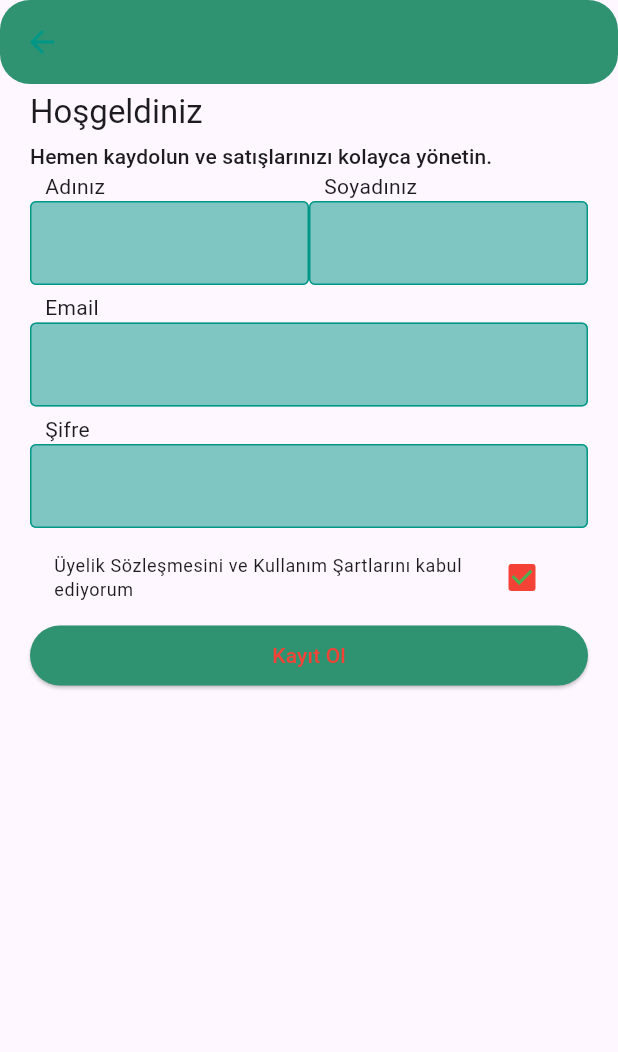
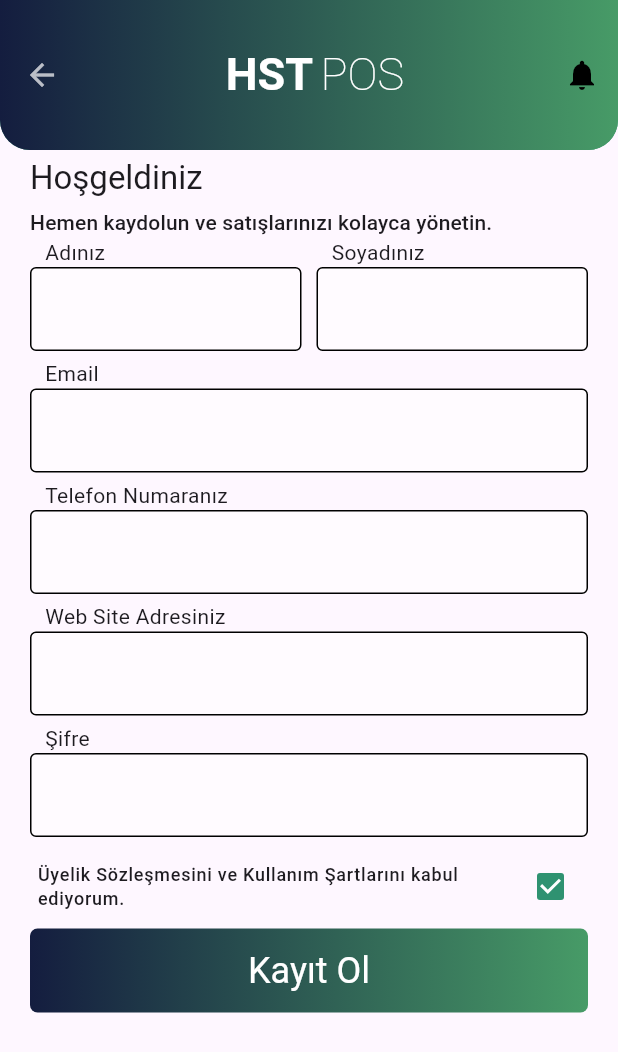
Before and after one commit to kadiirhocaoglu/InternHST, a Flutter app: the screen it shows after launch, on a phone screen of 412 x 824 dp. Shown: the top 1052 px of the screen. Run offline on Flutter 3.47's test engine with Material 3 defaults, Android fonts, the phone set to English and light mode, and no system bars; our stand-ins replace animated_text_kit, dio; missing offline and left inert: flutter_nfc_kit, ndef.

Commit message:
19 july signup screen design complete without some fix

```diff
--- a/register_hst_flutter/lib/feature/singup/color_constants.dart
+++ b/register_hst_flutter/lib/feature/singup/color_constants.dart
@@ -8,6 +8,9 @@
   static const bgBottomNavBarColor = Color.fromARGB(255, 47, 146, 113);
   static const bgTracsactionTileColor = Color.fromARGB(255, 49, 112, 99);
   static const bgColor = Colors.white60;
+  static const gradientStartColor = Color.fromARGB(255, 20, 29, 63);
+  static const gradientEndColor = Color.fromARGB(255, 71, 155, 103);
+  static const darkGradientOnTextColor = Colors.white;
+  static const textFieldFillColor = Colors.white70;
+  static const borderColor = Colors.black;
 }
-
-//Color.rgb(82, 178, 112);
--- a/register_hst_flutter/lib/feature/singup/signup_keys.dart
+++ b/register_hst_flutter/lib/feature/singup/signup_keys.dart
@@ -1,8 +1,8 @@
 import 'package:flutter/material.dart';
 
 @immutable
-final class SingupKeys {
-  SingupKeys._();
+final class SignupKeys {
+  SignupKeys._();
 
   static  String headerTitle = "Hoşgeldiniz";
   static String headerSubtitle = "Hemen kaydolun ve satışlarınızı kolayca yönetin.";
@@ -10,5 +10,9 @@
   static String nameTextFieldTitle = "Adınız";
   static String surnameTextFieldTitle = "Soyadınız";
   static String emailTextFieldTitle = "Email";
+  static String numberTextFieldTitle = "Telefon Numaranız";
+  static String webSiteTextFieldTitle = "Web Site Adresiniz";
   static String passwordTextFieldTitle = "Şifre";
+  static String signupTermsText = "Üyelik Sözleşmesini ve Kullanım Şartlarını kabul ediyorum.";
+  static String signupButtonTitle = "Kayıt Ol";
 }
--- a/register_hst_flutter/lib/feature/singup/signup_mixin.dart
+++ b/register_hst_flutter/lib/feature/singup/signup_mixin.dart
@@ -6,6 +6,9 @@
   final TextEditingController surnameController = TextEditingController();
   final TextEditingController emailController = TextEditingController();
   final TextEditingController passwordController = TextEditingController();
+  final TextEditingController numberController = TextEditingController();
+  final TextEditingController webSiteController = TextEditingController();
+
 
   @override
   void dispose() {
--- a/register_hst_flutter/lib/feature/singup/signup_padding.dart
+++ /dev/null
@@ -1,28 +0,0 @@
-
-
-import 'package:flutter/material.dart';
-
-enum SignupPadding {
-  ///5.0
-  verylow(5),
-
-  ///10.0
-  low(10),
-
-  ///20.0
-  medium(20),
-
-  ///30.0
-  high(30);
-
-  final double value;
-  const SignupPadding(this.value);
-  ///All sides padding with [value]
-  EdgeInsets get padding => EdgeInsets.all(value);
-
-  ///Vertical sides padding with [value]
-  EdgeInsets get paddingVertical => EdgeInsets.symmetric(vertical: value);
-
-  ///Horizontal sides padding with [value]
-  EdgeInsets get paddingHorizontal => EdgeInsets.symmetric(horizontal: value);
-}
--- /dev/null
+++ b/register_hst_flutter/lib/feature/singup/signup_size_constants.dart
@@ -0,0 +1,44 @@
+
+
+import 'package:flutter/material.dart';
+
+enum SignupSizeConstants {
+  ///5.0
+  verylow(5),
+
+  ///10.0
+  low(10),
+
+  ///20.0
+  medium(20),
+
+  ///30.0
+  high(30),
+
+  ///Normal Button Height [value]
+  normalButtonHeight(56);
+
+  final double value;
+  const SignupSizeConstants(this.value);
+
+  ///All sides padding with [value]
+  EdgeInsets get padding => EdgeInsets.all(value);
+
+  ///Vertical sides padding with [value]
+  EdgeInsets get paddingVertical => EdgeInsets.symmetric(vertical: value);
+
+  ///Horizontal sides padding with [value]
+  EdgeInsets get paddingHorizontal => EdgeInsets.symmetric(horizontal: value);
+
+  ///All sides margin with [value]
+  EdgeInsets get margin => EdgeInsets.all(value);
+
+  ///Vertical sides margin with [value]
+  EdgeInsets get marginVertical => EdgeInsets.symmetric(vertical: value);
+
+  ///Horizontal sides margin with [value]
+  EdgeInsets get marginHorizontal => EdgeInsets.symmetric(horizontal: value);
+
+  Radius get radiusCircular => Radius.circular(value);
+  Radius get radiusZero => Radius.zero;
+}
--- a/register_hst_flutter/lib/feature/singup/signup_view.dart
+++ b/register_hst_flutter/lib/feature/singup/signup_view.dart
@@ -1,10 +1,12 @@
 import 'package:flutter/material.dart';
 import 'package:flutter/widgets.dart';
+import 'package:register_hst_flutter/feature/singup/color_constants.dart';
 import 'package:register_hst_flutter/feature/singup/signup_keys.dart';
 import 'package:register_hst_flutter/feature/singup/signup_mixin.dart';
-import 'package:register_hst_flutter/feature/singup/signup_padding.dart';
+import 'package:register_hst_flutter/feature/singup/signup_size_constants.dart';
 part './widget/signup_text_field.dart';
 part 'widget/signup_header_title.dart';
+part 'widget/signup_button.dart';
 
 final class SingupView extends StatefulWidget {
   const SingupView({super.key});
@@ -18,16 +20,25 @@
   Widget build(BuildContext context) {
     return Scaffold(
       appBar: AppBar(
+        toolbarHeight: 100,
         leading: BackButton(),
         automaticallyImplyLeading: false,
-          shape: RoundedRectangleBorder(
-              borderRadius: BorderRadius.horizontal(
-                  left: Radius.circular(20.0), right: Radius.circular(20.0)))),
+        shape: RoundedRectangleBorder(borderRadius: BorderRadius.only(bottomLeft: SignupSizeConstants.medium.radiusCircular, bottomRight: SignupSizeConstants.medium.radiusCircular)),
+        flexibleSpace: Container(
+          decoration: BoxDecoration(gradient: LinearGradient(colors: [ColorConstants.gradientStartColor, ColorConstants.gradientEndColor]),borderRadius: BorderRadius.only(bottomLeft: SignupSizeConstants.medium.radiusCircular, bottomRight: SignupSizeConstants.medium.radiusCircular),),
+
+        ),
+        title: Row(mainAxisAlignment: MainAxisAlignment.center,children: [Text("HST", style: TextStyle(color: Colors.white, fontWeight: FontWeight.bold, fontSize: 30)), Padding(
+          padding: EdgeInsets.only(left: SignupSizeConstants.verylow.value),
+          child: Text("POS", style: TextStyle(color: Colors.white, fontWeight: FontWeight.w100, fontSize: 30,)))],),
+        actions: [
+          IconButton(onPressed: (){}, icon: Icon(Icons.notifications))
+        ],
+      ),
       body: SingleChildScrollView(
         child: Padding(
-          padding: SignupPadding.medium.paddingHorizontal,
+          padding: SignupSizeConstants.medium.paddingHorizontal,
           child: Column(
-
             crossAxisAlignment: CrossAxisAlignment.start,
             mainAxisAlignment: MainAxisAlignment.start,
             children: [
@@ -37,39 +48,48 @@
                   Row(
                     children: [
                       Expanded(
+                        child: Padding(
+                          padding: EdgeInsets.only(right: SignupSizeConstants.verylow.value),
                           child: _SingupTextField(
-                            title: SingupKeys.nameTextFieldTitle,
+                              title: SignupKeys.nameTextFieldTitle,
                               controller: nameController),
                         ),
+                      ),
                       Expanded(
+                        child: Padding(
+                          padding: EdgeInsets.only(left: SignupSizeConstants.verylow.value),
                           child: _SingupTextField(
-                            title: SingupKeys.surnameTextFieldTitle,
+                              title: SignupKeys.surnameTextFieldTitle,
                               controller: surnameController),
+                        ),
                       ),
                     ],
                   ),
                   _SingupTextField(
-                      title: SingupKeys.emailTextFieldTitle,
+                      title: SignupKeys.emailTextFieldTitle,
                       controller: emailController),
                   _SingupTextField(
-                      title: SingupKeys.passwordTextFieldTitle,
+                      title: SignupKeys.numberTextFieldTitle,
+                      controller: numberController),
+                      _SingupTextField(
+                      title: SignupKeys.webSiteTextFieldTitle,
+                      controller: webSiteController),
+                      _SingupTextField(
+                      title: SignupKeys.passwordTextFieldTitle,
                       controller: passwordController),
-                  CheckboxListTile(
+                  Padding(
+                    padding: SignupSizeConstants.verylow.paddingHorizontal,
+                    child: CheckboxListTile(
+                      contentPadding: EdgeInsets.zero,
                       value: true,
                       onChanged: (value) {},
                       title: Text(
-                      "Üyelik Sözleşmesini ve Kullanım Şartlarını kabul ediyorum",
-                      style: Theme.of(context).textTheme.bodySmall,
+                        SignupKeys.signupTermsText,
+                        style: Theme.of(context).textTheme.labelMedium,
                       ),
                     ),
-                  ElevatedButton(
-                      onPressed: () {},
-                      child: DecoratedBox(
-                        decoration: BoxDecoration(),
-                        child: Center(
-                          child: Text("Kayıt Ol"),
                   ),
-                      ))
+                  _SignupButton()
                 ],
               )
             ],
--- /dev/null
+++ b/register_hst_flutter/lib/feature/singup/widget/signup_button.dart
@@ -0,0 +1,26 @@
+part of '../signup_view.dart';
+
+
+class _SignupButton extends StatelessWidget {
+  const _SignupButton({
+    super.key,
+  });
+
+  @override
+  Widget build(BuildContext context) {
+    return InkWell(
+        onTap: () {},
+        child: SizedBox(
+          height: SignupSizeConstants.normalButtonHeight.value,
+          child: DecoratedBox(
+            decoration: BoxDecoration(
+              gradient: LinearGradient(colors: [ColorConstants.gradientStartColor, ColorConstants.gradientEndColor]),
+              borderRadius: BorderRadius.all(SignupSizeConstants.verylow.radiusCircular)
+            ),
+            child: Center(
+              child: Text(SignupKeys.signupButtonTitle, style: Theme.of(context).textTheme.headlineSmall?.copyWith(color: ColorConstants.darkGradientOnTextColor)),
+            ),
+          ),
+        ));
+  }
+}
--- a/register_hst_flutter/lib/feature/singup/widget/signup_header_title.dart
+++ b/register_hst_flutter/lib/feature/singup/widget/signup_header_title.dart
@@ -6,14 +6,14 @@
     @override
     Widget build(BuildContext context) {
       return Padding(
-        padding: EdgeInsets.only(top: SignupPadding.verylow.value),
+        padding: EdgeInsets.only(top: SignupSizeConstants.verylow.value),
         child: Column(
           crossAxisAlignment: CrossAxisAlignment.start,
           children: [
-            Text(SingupKeys.headerTitle, style: Theme.of(context).textTheme.titleLarge,),
+            Text(SignupKeys.headerTitle, style: Theme.of(context).textTheme.titleLarge,),
             Padding(
-              padding: EdgeInsets.only(top: SignupPadding.verylow.value),
-              child: Text(SingupKeys.headerSubtitle, style: Theme.of(context).textTheme.titleSmall),
+              padding: EdgeInsets.only(top: SignupSizeConstants.verylow.value),
+              child: Text(SignupKeys.headerSubtitle, style: Theme.of(context).textTheme.titleSmall),
             )
           ],
         ),
--- a/register_hst_flutter/lib/feature/singup/widget/signup_text_field.dart
+++ b/register_hst_flutter/lib/feature/singup/widget/signup_text_field.dart
@@ -15,12 +15,12 @@
   @override
   Widget build(BuildContext context) {
     return Padding(
-        padding: EdgeInsets.only(bottom: SignupPadding.verylow.value),
+        padding: EdgeInsets.only(bottom: SignupSizeConstants.verylow.value),
         child: Column(
           crossAxisAlignment: CrossAxisAlignment.start,
           children: [
             Padding(
-            padding: EdgeInsets.only(left: SignupPadding.low.value),
+            padding: EdgeInsets.only(left: SignupSizeConstants.low.value),
             child: Text(_title),
               ),
             TextField(
--- a/register_hst_flutter/lib/main.dart
+++ b/register_hst_flutter/lib/main.dart
@@ -4,7 +4,7 @@
 
 void main() {
   runApp(MaterialApp(
-    theme: ThemeData.light().copyWith(colorScheme: ColorScheme(brightness: Brightness.light, primary: Colors.red, onPrimary: Colors.green, secondary: Colors.yellow, onSecondary: Colors.blue, error: Colors.brown, onError: Colors.deepPurple, surface: ColorConstants.bgBottomNavBarColor, onSurface: Colors.teal)),
+    theme: ThemeData.light().copyWith(colorScheme: ColorScheme(brightness: Brightness.light, primary: ColorConstants.bgBottomNavBarColor, onPrimary: Colors.white, secondary: Colors.yellow, onSecondary: Colors.blue, error: Colors.brown, onError: Colors.deepPurple, surface: ColorConstants.bgBottomNavBarColor, onSurface: ColorConstants.textFieldFillColor, onSurfaceVariant: ColorConstants.borderColor)),
     home: SingupView(),
   ));
 }
```
Lines whose indentation alone changed are shown as unchanged.
